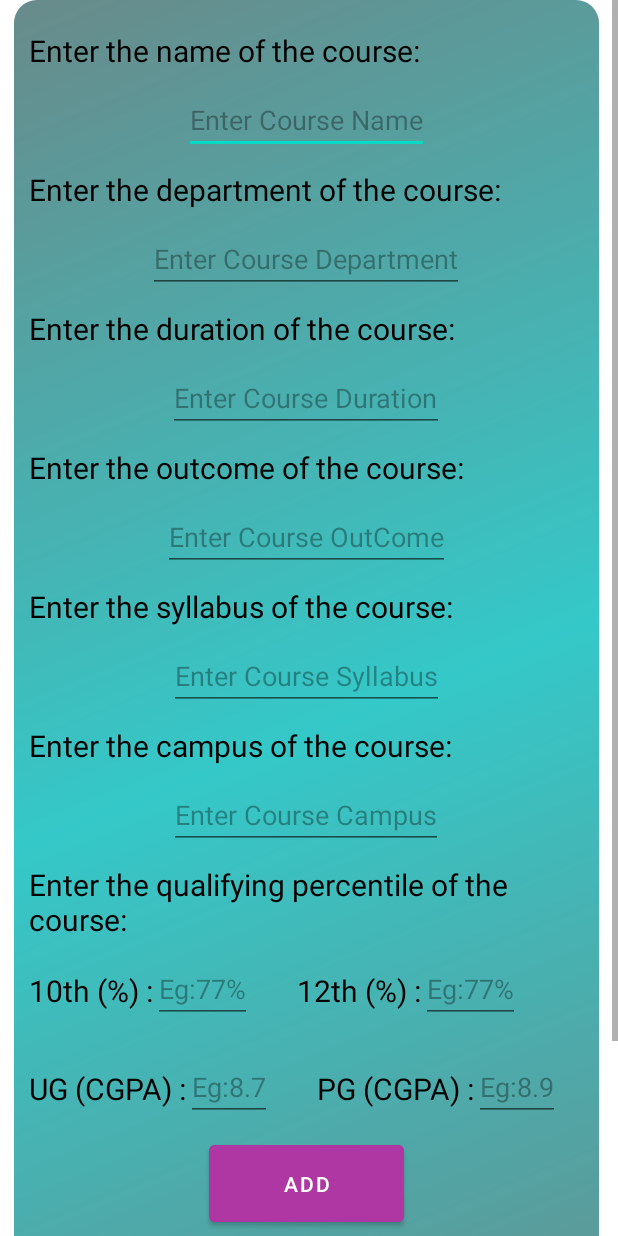
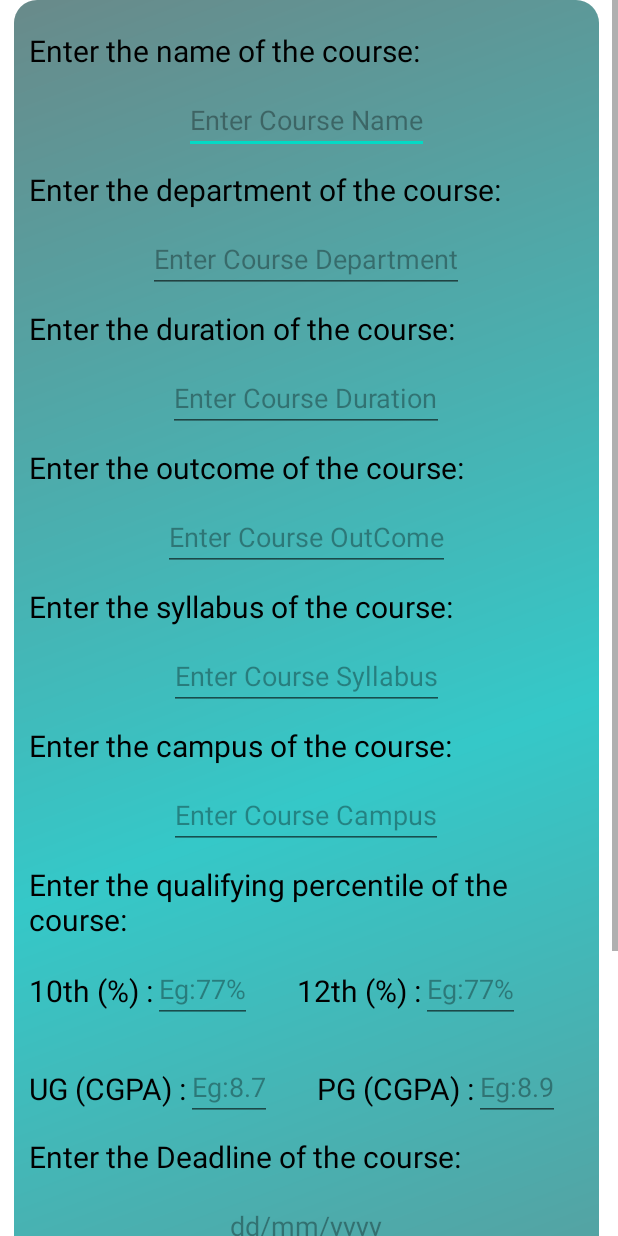
Before and after one commit to gmadhuri10/Automating-PhD-Admission-1, an Android app: the fragment AddCourse shown on its own in the app's theme, on a phone screen of 412 x 824 dp. Run offline under Robolectric (Android 15) with nearby library versions, the light colour scheme and no system bars; our stand-ins replace Firebase (no records; nobody signed in at launch, a user with empty details on screens opened directly).

Commit message:
little bit changed added deadline

```diff
--- a/app/src/main/java/com/winash/uniapp/AdminCourseView.java
+++ b/app/src/main/java/com/winash/uniapp/AdminCourseView.java
@@ -15,7 +15,7 @@ import com.winash.uniapp.ui.AddCourse.Course;
 import com.winash.uniapp.ui.SearchCourse.SearchCourse;
 
 public class AdminCourseView extends AppCompatActivity {
-    private TextView coursename,coursecampus,department,duration,outcome,syllabus,ug,pg,q10,q12;
+    private TextView coursename,coursecampus,department,duration,outcome,syllabus,ug,pg,q10,q12,dead;
     private Button del,upda;
     private DatabaseReference ref;
     @Override
@@ -34,12 +34,14 @@ public class AdminCourseView extends AppCompatActivity {
     q10=(TextView) findViewById(R.id.Course10thNew);
     q12=(TextView) findViewById(R.id.Course12thNew);
     upda=(Button)findViewById(R.id.courseUpdationBtn);
+    dead=(TextView)findViewById(R.id.updadeadlineview);
     coursename.setText(now.getCoursename());
     coursecampus.setText(now.getCampus());
     department.setText(now.getDepartment());
     duration.setText(now.getDuration());
     outcome.setText(now.getOutcome());
     syllabus.setText(now.getSyllabus());
+    dead.setText(now.getDeadline());
     ug.setText(now.getUg().toString());
     pg.setText(now.getPg().toString());
     q10.setText(now.getQ10().toString());
--- a/app/src/main/java/com/winash/uniapp/ui/AddCourse/AddCourse.java
+++ b/app/src/main/java/com/winash/uniapp/ui/AddCourse/AddCourse.java
@@ -25,7 +25,7 @@ import com.winash.uniapp.R;
 import com.winash.uniapp.RegisterUser;
 
 public class AddCourse extends Fragment {
-private TextView CourseName,Department,Duration,Outcome,Syllabus,Campus,q10th,q12th,qUG,qPG;
+private TextView CourseName,Department,Duration,Outcome,Syllabus,Campus,q10th,q12th,qUG,qPG,Deadline;
 private Button addcourse;
 private FirebaseAuth fAuth;
 private DatabaseReference ref;
@@ -48,6 +48,7 @@ private ProgressBar progress;
         fAuth=FirebaseAuth.getInstance();
         ref=FirebaseDatabase.getInstance().getReference();
         progress=(ProgressBar) v.findViewById(R.id.progressBarAddCourse);
+        Deadline=(TextView) v.findViewById(R.id.InputCourseDeadline);
         addcourse.setOnClickListener(new View.OnClickListener() {
             @Override
             public void onClick(View view) {
@@ -67,6 +68,7 @@ private ProgressBar progress;
         String tempq12=q12th.getText().toString().trim();
         String tempqug=qUG.getText().toString().trim();
         String tempqpg=qPG.getText().toString().trim();
+        String dead=Deadline.getText().toString().trim();
         if(coursename.isEmpty())
         {
             CourseName.setError("Course Name Required!!!");
@@ -120,8 +122,14 @@ private ProgressBar progress;
             qPG.requestFocus();
             return;
         }
+        if(dead.isEmpty())
+        {
+            Deadline.setError("Date Invalid!!!");
+            Deadline.requestFocus();
+            return;
+        }
         progress.setVisibility(View.VISIBLE);
-        Course newcourse=new Course(campus,coursename,department,duration,outcome,tempqpg,tempq10,tempq12,syllabus,tempqug);
+        Course newcourse=new Course(campus,coursename,department,duration,outcome,tempqpg,tempq10,tempq12,syllabus,tempqug,dead);
         ref.child("Course").child(coursename).setValue(newcourse).addOnCompleteListener(new OnCompleteListener<Void>() {
             @Override
             public void onComplete(@NonNull Task<Void> task) {
--- a/app/src/main/res/layout/fragment_add_course.xml
+++ b/app/src/main/res/layout/fragment_add_course.xml
@@ -249,7 +249,29 @@
                 android:layout_marginTop="10dp"
                 android:layout_marginBottom="10dp"
                 android:hint="Eg:8.9"/>
+
         </LinearLayout>
+        <TextView
+            android:layout_width="wrap_content"
+            android:layout_height="wrap_content"
+            android:text="Enter the Deadline of the course:"
+            android:textSize="20dp"
+            android:layout_marginLeft="10dp"
+            android:textColor="@color/black">
+
+        </TextView>
+        <com.google.android.material.textfield.TextInputEditText
+            android:id="@+id/InputCourseDeadline"
+            android:layout_width="wrap_content"
+            android:layout_height="wrap_content"
+            android:inputType="textEmailAddress"
+            android:textColorHint="#57000000"
+            android:textColor="@color/black"
+            tools:ignore="TouchTargetSizeCheck"
+            android:layout_gravity="center"
+            android:layout_marginTop="10dp"
+            android:layout_marginBottom="10dp"
+            android:hint="dd/mm/yyyy"/>
         <Button
             android:id="@+id/AddCourserBtn"
             android:layout_width="130dp"
```
Also changed, not shown: app/src/main/java/com/winash/uniapp/AdminCourseUpdation.java (+11 -2 lines), app/src/main/java/com/winash/uniapp/ui/AddCourse/Course.java (+11 -2 lines), app/src/main/res/layout/activity_admin_course_updation.xml (+20 -0 lines), app/src/main/res/layout/activity_admin_course_view.xml (+27 -2 lines).
